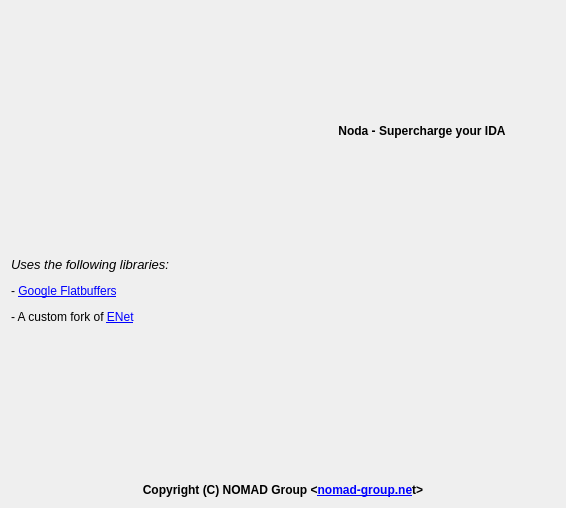
Force67/equilibrium, file code/client/ui/forms/AboutDialog.ui: the form before one commit.
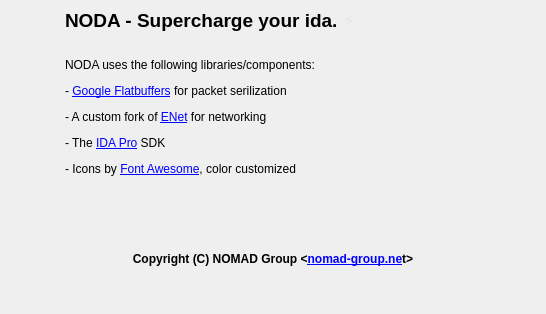
The form after the commit. Icons and pictures are not drawn.

The edit to the form file:
```diff
--- a/code/client/ui/forms/AboutDialog.ui
+++ b/code/client/ui/forms/AboutDialog.ui
@@ -6,10 +6,16 @@
    <rect>
     <x>0</x>
     <y>0</y>
-    <width>566</width>
-    <height>508</height>
+    <width>546</width>
+    <height>314</height>
    </rect>
   </property>
+  <property name="sizePolicy">
+   <sizepolicy hsizetype="Expanding" vsizetype="Expanding">
+    <horstretch>0</horstretch>
+    <verstretch>0</verstretch>
+   </sizepolicy>
+  </property>
   <property name="windowTitle">
    <string>About NODA</string>
   </property>
@@ -17,28 +23,73 @@
    <iconset resource="../../Resources.qrc">
     <normaloff>:/logo</normaloff>:/logo</iconset>
   </property>
-  <layout class="QGridLayout" name="gridLayout">
-   <item row="0" column="0">
-    <layout class="QVBoxLayout" name="textLayout">
-     <property name="spacing">
-      <number>9</number>
-     </property>
+  <layout class="QVBoxLayout" name="verticalLayout_3">
      <property name="leftMargin">
-      <number>9</number>
+    <number>0</number>
      </property>
      <property name="topMargin">
-      <number>9</number>
+    <number>0</number>
      </property>
      <property name="rightMargin">
-      <number>9</number>
+    <number>0</number>
      </property>
      <property name="bottomMargin">
-      <number>9</number>
+    <number>0</number>
      </property>
      <item>
-      <layout class="QHBoxLayout" name="horizontalLayout">
+    <widget class="QWidget" name="headerFrame" native="true">
+     <property name="sizePolicy">
+      <sizepolicy hsizetype="Maximum" vsizetype="Maximum">
+       <horstretch>0</horstretch>
+       <verstretch>0</verstretch>
+      </sizepolicy>
+     </property>
+     <layout class="QVBoxLayout" name="verticalLayout_5">
        <item>
-        <widget class="QLabel" name="labelIcon">
+       <layout class="QHBoxLayout" name="horizontalLayout_2">
+        <property name="sizeConstraint">
+         <enum>QLayout::SetDefaultConstraint</enum>
+        </property>
+        <item>
+         <widget class="QWidget" name="widget_2" native="true">
+          <layout class="QVBoxLayout" name="verticalLayout_4">
+           <property name="leftMargin">
+            <number>0</number>
+           </property>
+           <property name="topMargin">
+            <number>0</number>
+           </property>
+           <property name="rightMargin">
+            <number>0</number>
+           </property>
+           <property name="bottomMargin">
+            <number>0</number>
+           </property>
+           <item>
+            <widget class="QLabel" name="labelLogo">
+             <property name="sizePolicy">
+              <sizepolicy hsizetype="Maximum" vsizetype="Maximum">
+               <horstretch>0</horstretch>
+               <verstretch>0</verstretch>
+              </sizepolicy>
+             </property>
+             <property name="minimumSize">
+              <size>
+               <width>50</width>
+               <height>50</height>
+              </size>
+             </property>
+             <property name="maximumSize">
+              <size>
+               <width>50</width>
+               <height>50</height>
+              </size>
+             </property>
+             <property name="font">
+              <font>
+               <pointsize>8</pointsize>
+              </font>
+             </property>
          <property name="text">
           <string/>
          </property>
@@ -66,48 +117,88 @@
          </property>
         </spacer>
        </item>
+          </layout>
+         </widget>
+        </item>
+        <item>
+         <layout class="QVBoxLayout" name="verticalLayout_2">
        <item>
         <widget class="QLabel" name="labelTitle">
-         <property name="statusTip">
-          <string/>
-         </property>
-         <property name="whatsThis">
-          <string/>
-         </property>
+            <property name="font">
+             <font>
+              <family>Arial</family>
+              <pointsize>14</pointsize>
+              <weight>50</weight>
+              <bold>false</bold>
+             </font>
+            </property>
+            <property name="text">
+             <string>&lt;html&gt;&lt;head/&gt;&lt;body&gt;&lt;p&gt;&lt;span style=&quot; font-weight:600;&quot;&gt;NODA - Supercharge your ida. &lt;/span&gt;&lt;span style=&quot; font-family:'apple color emoji','segoe ui emoji','noto color emoji','android emoji','emojisymbols','emojione mozilla','twemoji mozilla','segoe ui symbol'; font-size:xx-small; color:#e8e7e3;&quot;&gt;⚡&lt;/span&gt;&lt;/p&gt;&lt;/body&gt;&lt;/html&gt;</string>
+            </property>
+            <property name="alignment">
+             <set>Qt::AlignLeading|Qt::AlignLeft|Qt::AlignVCenter</set>
+            </property>
+           </widget>
+          </item>
+          <item>
+           <spacer name="horizontalSpacer_3">
+            <property name="orientation">
+             <enum>Qt::Horizontal</enum>
+            </property>
+            <property name="sizeHint" stdset="0">
+             <size>
+              <width>40</width>
+              <height>20</height>
+             </size>
+            </property>
+           </spacer>
+          </item>
+          <item>
+           <widget class="QLabel" name="labelFeatures">
+            <property name="font">
+             <font>
+              <family>Arial</family>
+              <kerning>true</kerning>
+             </font>
+            </property>
          <property name="text">
-          <string>&lt;html&gt;&lt;head/&gt;&lt;body&gt;&lt;p align=&quot;center&quot;&gt;&lt;span style=&quot; font-size:9pt; font-weight:600;&quot;&gt;Noda - Supercharge your IDA&lt;/span&gt;&lt;/p&gt;&lt;/body&gt;&lt;/html&gt;</string>
+             <string>&lt;html&gt;&lt;head/&gt;&lt;body&gt;&lt;p&gt;&lt;span style=&quot; font-size:9pt;&quot;&gt;NODA uses the following libraries/components:&lt;/span&gt;&lt;/p&gt;&lt;p&gt;- &lt;a href=&quot;https://github.com/google/flatbuffers&quot;&gt;&lt;span style=&quot; text-decoration: underline; color:#0000ff;&quot;&gt;Google Flatbuffers&lt;/span&gt;&lt;/a&gt; for packet serilization&lt;/p&gt;&lt;p&gt;- A custom fork of &lt;a href=&quot;https://github.com/lsalzman/enet&quot;&gt;&lt;span style=&quot; text-decoration: underline; color:#0000ff;&quot;&gt;ENet&lt;/span&gt;&lt;/a&gt; for networking&lt;/p&gt;&lt;p&gt;- The &lt;a href=&quot;https://www.hex-rays.com/&quot;&gt;&lt;span style=&quot; text-decoration: underline; color:#0000ff;&quot;&gt;IDA Pro&lt;/span&gt;&lt;/a&gt; SDK&lt;/p&gt;&lt;p&gt;- Icons by &lt;a href=&quot;https://fontawesome.com/license&quot;&gt;&lt;span style=&quot; text-decoration: underline; color:#0000ff;&quot;&gt;Font Awesome&lt;/span&gt;&lt;/a&gt;, color customized&lt;br/&gt;&lt;/p&gt;&lt;/body&gt;&lt;/html&gt;</string>
          </property>
          <property name="textFormat">
           <enum>Qt::RichText</enum>
          </property>
+            <property name="alignment">
+             <set>Qt::AlignLeading|Qt::AlignLeft|Qt::AlignTop</set>
+            </property>
+            <property name="wordWrap">
+             <bool>false</bool>
+            </property>
+            <property name="openExternalLinks">
+             <bool>true</bool>
+            </property>
         </widget>
        </item>
       </layout>
      </item>
     </layout>
    </item>
-   <item row="1" column="0">
+     </layout>
+    </widget>
+   </item>
+   <item>
     <layout class="QVBoxLayout" name="verticalLayout">
-     <item>
-      <widget class="QLabel" name="labelDesc">
-       <property name="text">
-        <string>&lt;html&gt;&lt;head/&gt;&lt;body&gt;&lt;p&gt;&lt;span style=&quot; font-size:10pt; font-style:italic;&quot;&gt;Uses the following libraries:&lt;/span&gt;&lt;/p&gt;&lt;p&gt;&lt;span style=&quot; font-size:9pt;&quot;&gt;- &lt;/span&gt;&lt;a href=&quot;https://github.com/google/flatbuffers&quot;&gt;&lt;span style=&quot; font-size:9pt; text-decoration: underline; color:#0000ff;&quot;&gt;Google Flatbuffers&lt;/span&gt;&lt;/a&gt;&lt;/p&gt;&lt;p&gt;&lt;span style=&quot; font-size:9pt;&quot;&gt;- A custom fork of &lt;/span&gt;&lt;a href=&quot;https://github.com/lsalzman/enet&quot;&gt;&lt;span style=&quot; font-size:9pt; text-decoration: underline; color:#0000ff;&quot;&gt;ENet&lt;/span&gt;&lt;/a&gt;&lt;br/&gt;&lt;/p&gt;&lt;/body&gt;&lt;/html&gt;</string>
-       </property>
-      </widget>
-     </item>
-     <item>
-      <spacer name="spacerLabelDivide">
-       <property name="orientation">
-        <enum>Qt::Vertical</enum>
-       </property>
-       <property name="sizeHint" stdset="0">
-        <size>
-         <width>20</width>
-         <height>40</height>
-        </size>
-       </property>
-      </spacer>
-     </item>
+     <property name="leftMargin">
+      <number>11</number>
+     </property>
+     <property name="topMargin">
+      <number>11</number>
+     </property>
+     <property name="rightMargin">
+      <number>11</number>
+     </property>
+     <property name="bottomMargin">
+      <number>11</number>
+     </property>
      <item>
       <widget class="QLabel" name="labelCopyright">
        <property name="text">
```
Left out of the diff: 7 changed lines with no effect on the pictures. Lines whose indentation alone changed are shown as unchanged.
